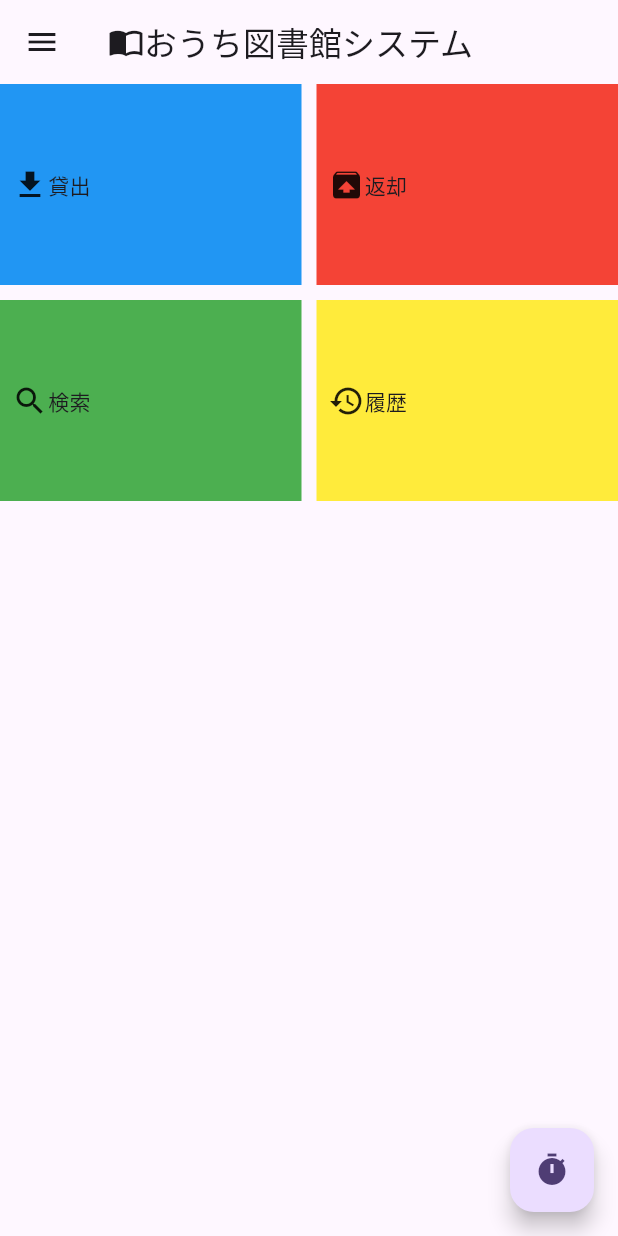
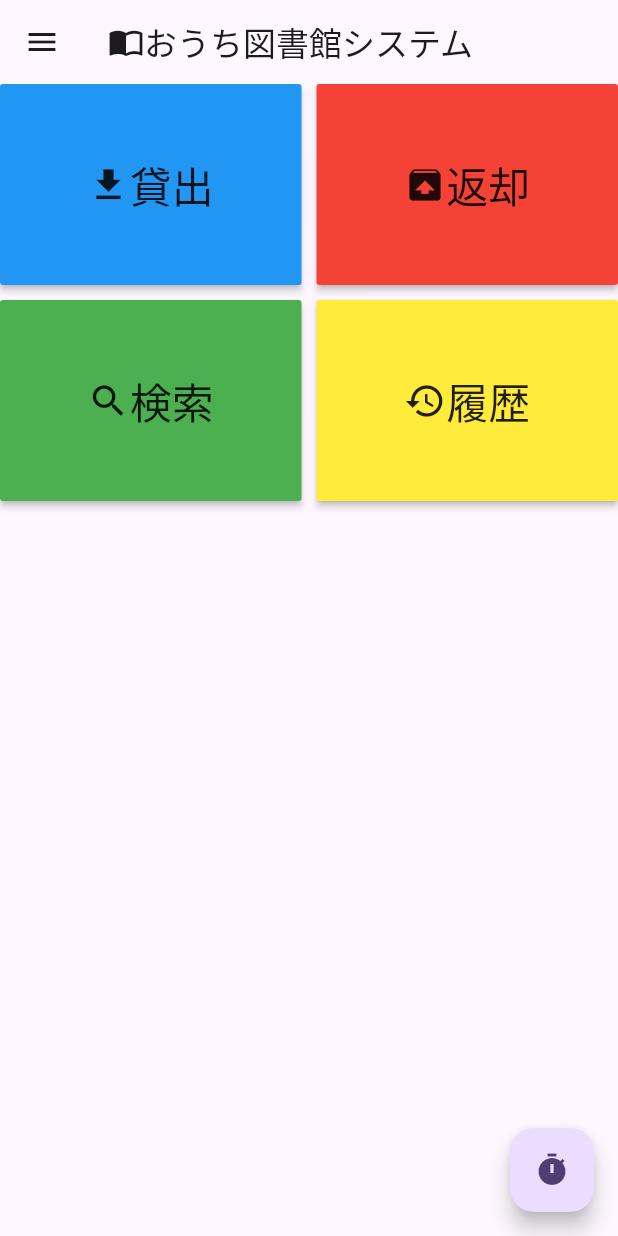
Before and after one commit to ntakahashi016/alexandrite, a Flutter app: the screen it shows after launch, on a phone screen of 412 x 824 dp. Run offline on Flutter 3.47's test engine with Material 3 defaults, Android fonts, the phone set to English and light mode, and no system bars.

Commit message:
change main menu implementation

```diff
--- a/app/client/lib/main_screen.dart
+++ b/app/client/lib/main_screen.dart
@@ -41,18 +41,17 @@ class _MainScreenAppState extends State<MainScreenApp> {
         childAspectRatio: 1.5,
         shrinkWrap: true,
         children: List.generate(4, (index) {
-          return Container(
-            padding: const EdgeInsets.all(8.0),
-            alignment: Alignment.center,
-            decoration: BoxDecoration(
-              color: mainMenu[index].color
-            ),
-            child: GridTile(
+          return ButtonTheme(
+            child: MaterialButton(
+              onPressed: () => {print("${mainMenu[index].name} is Pressed!")},
+              color: mainMenu[index].color,
               child: Row(
+                mainAxisAlignment: MainAxisAlignment.center,
                 children: [
-                Icon(mainMenu[index].icon),
-                Text(mainMenu[index].name),
-              ]),
+                  Icon(mainMenu[index].icon, size: 28.0),
+                  Text(mainMenu[index].name, style: TextStyle( fontSize: 28.0)),
+                ],
+              ),
             ),
           );
         }),
```
